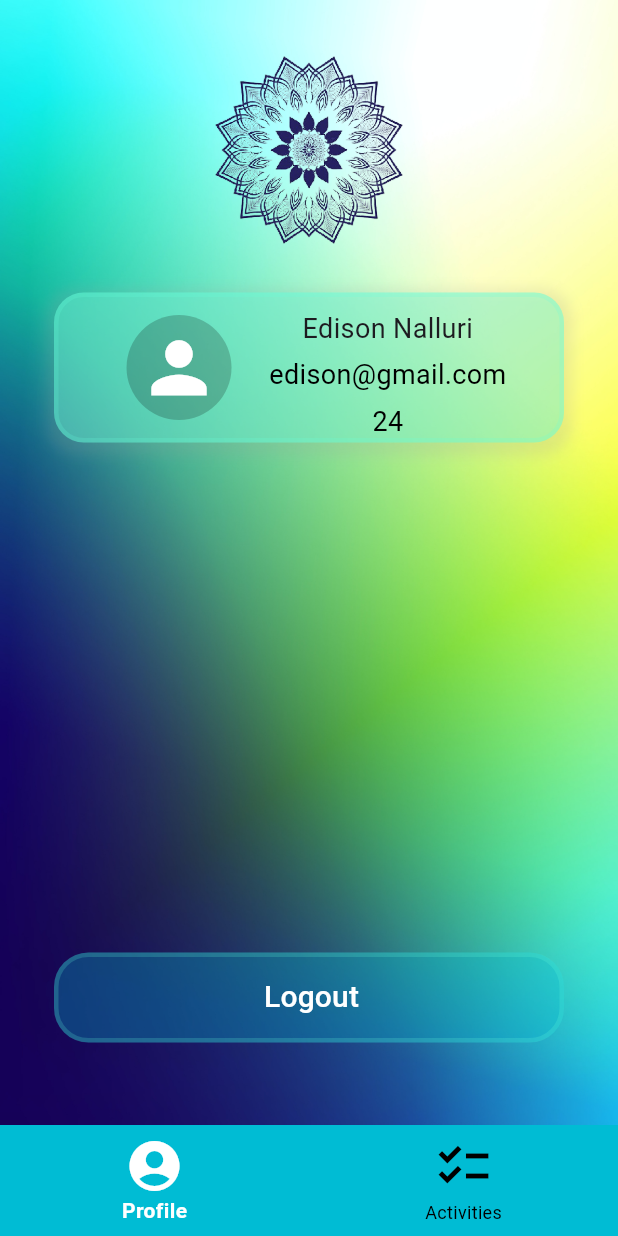
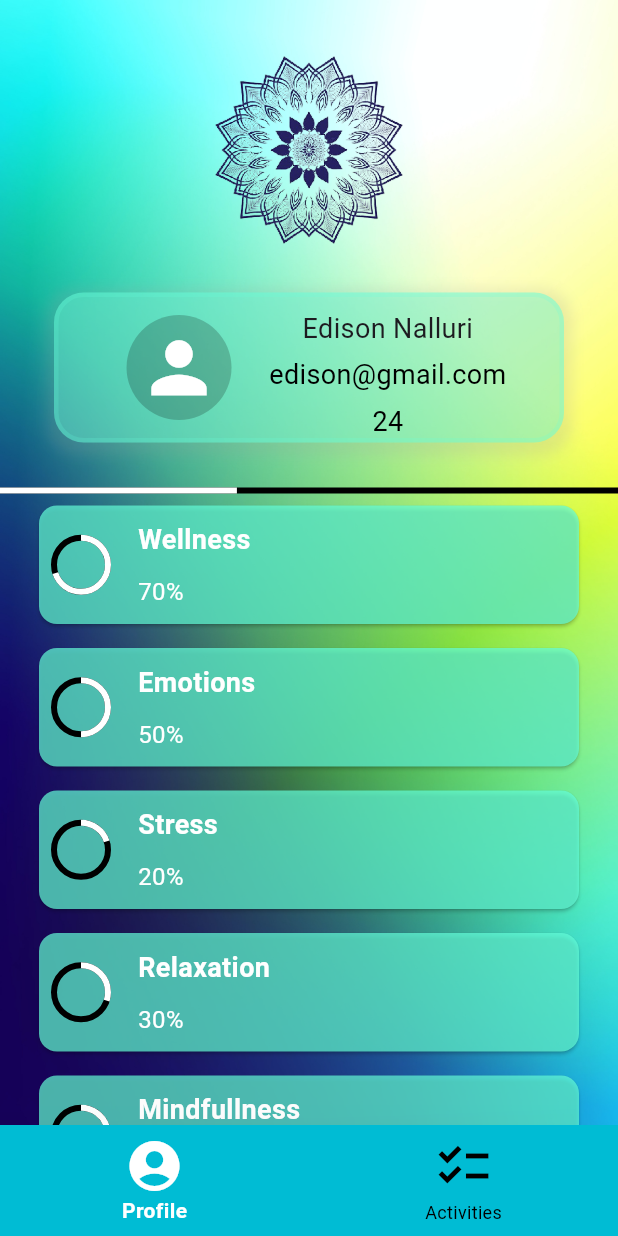
Before and after one commit to SVKREP/Wellness, a Flutter app: the screen it shows once a user with an empty profile is signed in, on a phone screen of 412 x 824 dp. Run offline on Flutter 3.47's test engine with Material 3 defaults, Android fonts, the phone set to English and light mode, and no system bars; our stand-ins replace chewie, cloud_firestore, firebase_auth, firebase_core, video_player; accounts and stored records are empty.

Commit message:
progress bar UI

```diff
--- a/lib/AVAM/Profile.dart
+++ b/lib/AVAM/Profile.dart
@@ -21,14 +21,23 @@ class Profilepage extends StatefulWidget {
 
 class _ProfilepageState extends State<Profilepage> {
 
+  final List<Activity> activities = [
+    Activity(name: "Wellness", progress: 0.70),
+    Activity(name: "Emotions", progress: 0.50),
+    Activity(name: "Stress", progress: 0.20),
+    Activity(name: "Relaxation", progress: 0.30),
+    Activity(name: "Mindfullness", progress: 0.20),
+    Activity(name: "Sleep", progress: 0.40),
+  ];
 
-
-
+  double calculateOverallProgress() {
+    double totalProgress = activities.fold(0, (sum, activity) => sum + activity.progress);
+    return totalProgress / activities.length;
+  }
 
   @override
   Widget build(BuildContext context) {
-    return new Scaffold(
-
+    return Scaffold(
       body: Container(
         height: double.infinity,
         width: double.infinity,
@@ -39,29 +48,21 @@ class _ProfilepageState extends State<Profilepage> {
             fit: BoxFit.fill,
           ),
         ),
-
         child: SingleChildScrollView(
-          child:  Column(
-            //mainAxisAlignment: MainAxisAlignment.start, // Customize as needed
-            // crossAxisAlignment: CrossAxisAlignment.center, // Customize as needed
+          child: Column(
             children: <Widget>[
-              SizedBox(height: 10,),
-              //////////////////////////////////////////////////////////////
+              SizedBox(height: 10),
               Image(
-                  height: 180,
-                  width: 180,
-                  image: AssetImage('assets/logo.png')
+                height: 180,
+                width: 180,
+                image: AssetImage('assets/logo.png'),
               ),
-              //////////////////////////////////////////////////////////
-              SizedBox(height: 5,),
-              ///////////////////////////////////////////////////////////////////////
+              SizedBox(height: 5),
               Container(
                 alignment: Alignment.center,
                 height: 100,
                 width: 340,
-
                 decoration: BoxDecoration(
-
                   color: Colors.tealAccent.withOpacity(0.4),
                   borderRadius: BorderRadius.circular(20.0),
                   border: Border.all(
@@ -77,70 +78,62 @@ class _ProfilepageState extends State<Profilepage> {
                     ),
                   ],
                 ),
-
                 child: Row(
-
                   mainAxisAlignment: MainAxisAlignment.center,
                   crossAxisAlignment: CrossAxisAlignment.center,
-
                   children: <Widget>[
-
-                    SizedBox(
-                      width: 10,
-                    ),
-
+                    SizedBox(width: 10),
                     CircleAvatar(
-
                       radius: 35.0,
-                      backgroundColor: Colors.black.withOpacity(0.2), // Background color of the circle
+                      backgroundColor: Colors.black.withOpacity(0.2),
                       child: Icon(
                         Icons.person,
                         size: 55.0,
-                        color: Colors.white, // Color of the person icon
+                        color: Colors.white,
                       ),
                     ),
-
-                    SizedBox(
-                      width: 25,
-                    ),
-
+                    SizedBox(width: 25),
                     Column(
-
                       mainAxisAlignment: MainAxisAlignment.start,
                       crossAxisAlignment: CrossAxisAlignment.center,
-
                       children: <Widget>[
-
                         SizedBox(height: 8.0),
                         Text(
-                          'Edison Nalluri', // Replace with the user's name
-                          style: TextStyle(fontSize: 18.0,),
+                          'Edison Nalluri',
+                          style: TextStyle(fontSize: 18.0),
                         ),
-
                         SizedBox(height: 5.0),
                         Text(
-                          'edison@gmail.com', // Replace with the user's email
+                          'edison@gmail.com',
                           style: TextStyle(fontSize: 18.0, color: Colors.black),
                         ),
-
                         SizedBox(height: 5.0),
                         Text(
-                          '24', // Replace with the user's email
+                          '24',
                           style: TextStyle(fontSize: 18.0, color: Colors.black),
                         ),
-
                       ],
                     ),
                   ],
                 ),
               ),
-              ////////////////////////////////////////////////////////////////////////
-              SizedBox(height: 340,),
-              //////////////////////////////////////////////////////////////////////
+              SizedBox(height: 30),
+              LinearProgressIndicator(
+                value: calculateOverallProgress(),
+                backgroundColor: Colors.black,
+                valueColor: AlwaysStoppedAnimation<Color>(Colors.white),
+              ),
 
+              ListView.builder(
+                shrinkWrap: true,
+                physics: NeverScrollableScrollPhysics(),
+                itemCount: activities.length,
+                itemBuilder: (context, index) {
+                  return ActivityCard(activity: activities[index]);
+                },
+              ),
 
-
-
+              SizedBox(height: 40),
               Container(
                 alignment: Alignment.center,
                 height: 60,
@@ -173,8 +166,8 @@ class _ProfilepageState extends State<Profilepage> {
                       Text(
                         'Logout',
                         style: TextStyle(
-                            fontSize: 20,
-                            color: Colors.white,
+                          fontSize: 20,
+                          color: Colors.white,
                         ),
                       ),
                     ],
@@ -184,15 +177,13 @@ class _ProfilepageState extends State<Profilepage> {
                 ),
 
               ),
-
             ],
           ),
         ),
-
       ),
-
     );
   }
+
 }
 
 class MyCustomIcons {
@@ -212,3 +203,54 @@ class MyCustomIcons {
   static const IconData account_circle = IconData(0xe043, fontFamily: 'MaterialIcons');
 
 }
+
+
+
+
+class Activity {
+  final String name;
+  final double progress;
+
+  Activity({required this.name, required this.progress});
+}
+
+class ActivityCard extends StatelessWidget {
+  final Activity activity;
+
+  const ActivityCard({required this.activity});
+
+  @override
+  Widget build(BuildContext context) {
+    return Card(
+      color: Colors.tealAccent.withOpacity(0.7),
+      margin: const EdgeInsets.symmetric(vertical: 8, horizontal: 26),
+      child: Padding(
+        padding: const EdgeInsets.all(10.0),
+        child: Row(
+          children: [
+            CircularProgressIndicator(
+              value: activity.progress,
+              backgroundColor: Colors.black,
+              valueColor: AlwaysStoppedAnimation<Color>(Colors.white),
+            ),
+            SizedBox(width: 20),
+            Column(
+              crossAxisAlignment: CrossAxisAlignment.start,
+              children: [
+                Text(
+                  activity.name,
+                  style: TextStyle(fontSize: 18, fontWeight: FontWeight.bold, color:Colors.white ),
+                ),
+                SizedBox(height: 10),
+                Text(
+                  '${(activity.progress * 100).toStringAsFixed(0)}%',
+                  style: TextStyle(fontSize: 16, color:Colors.white),
+                ),
+              ],
+            ),
+          ],
+        ),
+      ),
+    );
+  }
+}
```
